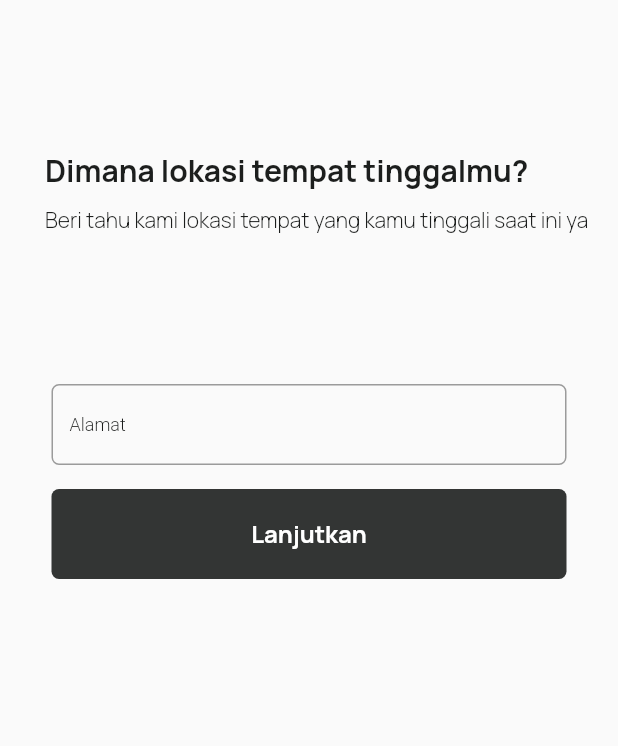
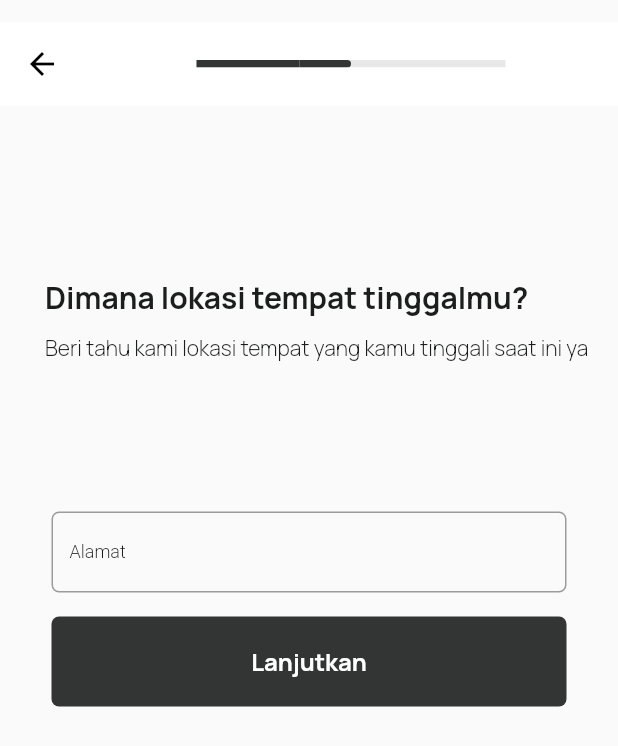
Before and after one commit to agrndee/purwakarta_app, a Flutter app: the Register2 screen opened directly, on a phone screen of 412 x 824 dp. Shown: the top 746 px of the screen. Run offline on Flutter 3.47's test engine with Material 2 defaults, Android fonts, the phone set to English and light mode, and no system bars; our stand-ins replace dotted_border, google_fonts, page_transition.

Commit message:
step_appbar

```diff
--- a/lib/ui/register/register2.dart
+++ b/lib/ui/register/register2.dart
@@ -1,6 +1,7 @@
 import 'package:flutter/material.dart';
 import 'package:google_fonts/google_fonts.dart';
 import 'package:purwakarta_app/constant/constant.dart';
+import 'package:purwakarta_app/widget/step_appbar.dart';
 
 class Register2 extends StatelessWidget {
   const Register2({Key? key}) : super(key: key);
@@ -8,6 +9,7 @@ class Register2 extends StatelessWidget {
   @override
   Widget build(BuildContext context) {
     return Scaffold(
+      appBar: StepAppBar(index: 2, length: 6),
       body: SafeArea(
         child: Stack(
           children: [
--- /dev/null
+++ b/lib/widget/step_appbar.dart
@@ -0,0 +1,83 @@
+import 'package:flutter/material.dart';
+import 'package:google_fonts/google_fonts.dart';
+import 'package:purwakarta_app/constant/constant.dart';
+
+class StepAppBar extends StatelessWidget implements PreferredSizeWidget {
+  final int index;
+  final int length;
+  const StepAppBar({Key? key, required this.index, required this.length})
+      : super(key: key);
+
+  @override
+  Size get preferredSize => const Size.fromHeight(85);
+
+  @override
+  Widget build(BuildContext context) {
+    return PreferredSize(
+      preferredSize: preferredSize,
+      child: Column(
+        crossAxisAlignment: CrossAxisAlignment.center,
+        mainAxisAlignment: MainAxisAlignment.center,
+        children: [
+          const SizedBox(
+            height: 12,
+          ),
+          AppBar(
+            elevation: 0,
+            iconTheme: const IconThemeData(color: Colors.black),
+            automaticallyImplyLeading: true,
+            backgroundColor: Colors.white,
+            title: ClipRRect(
+              borderRadius: BorderRadius.circular(16),
+              child: Center(
+                child: Container(
+                  height: 5,
+                  width: MediaQuery.of(context).size.width / 2,
+                  color: MyColors.softGrey,
+                  child: Row(
+                    children: List.generate(length, (i) {
+                      if (index == i) {
+                        return Expanded(
+                          child: Container(
+                            height: 5,
+                            width: MediaQuery.of(context).size.width,
+                            decoration: const BoxDecoration(
+                              color: Color.fromARGB(255, 51, 53, 52),
+                              borderRadius: BorderRadius.only(
+                                  topRight: Radius.circular(16),
+                                  bottomRight: Radius.circular(16)),
+                            ),
+                          ),
+                        );
+                      } else if (index > i) {
+                        return Expanded(
+                          child: Container(
+                            height: 5,
+                            width: MediaQuery.of(context).size.width,
+                            color: MyColors.darkGrey,
+                          ),
+                        );
+                      } else {
+                        return Expanded(
+                          child: Container(
+                            height: 5,
+                            color: Colors.transparent,
+                            width: MediaQuery.of(context).size.width,
+                          ),
+                        );
+                      }
+                    }),
+                  ),
+                ),
+              ),
+            ),
+          ),
+          const SizedBox(
+            height: 12,
+          ),
+          // Divider(height: 1,color:colorlightgrey,thickness: 1,),
+        ],
+      ),
+    );
+  }
+}
```
Also changed, not shown: lib/main.dart (+14 -3 lines), lib/ui/dashboard.dart (added, +248 -0 lines), lib/ui/dashboard_unlogin.dart (added, +191 -0 lines), lib/ui/register/register1.dart (+8 -0 lines), lib/widget/customappbar.dart (deleted, +0 -43 lines), pubspec.lock.
